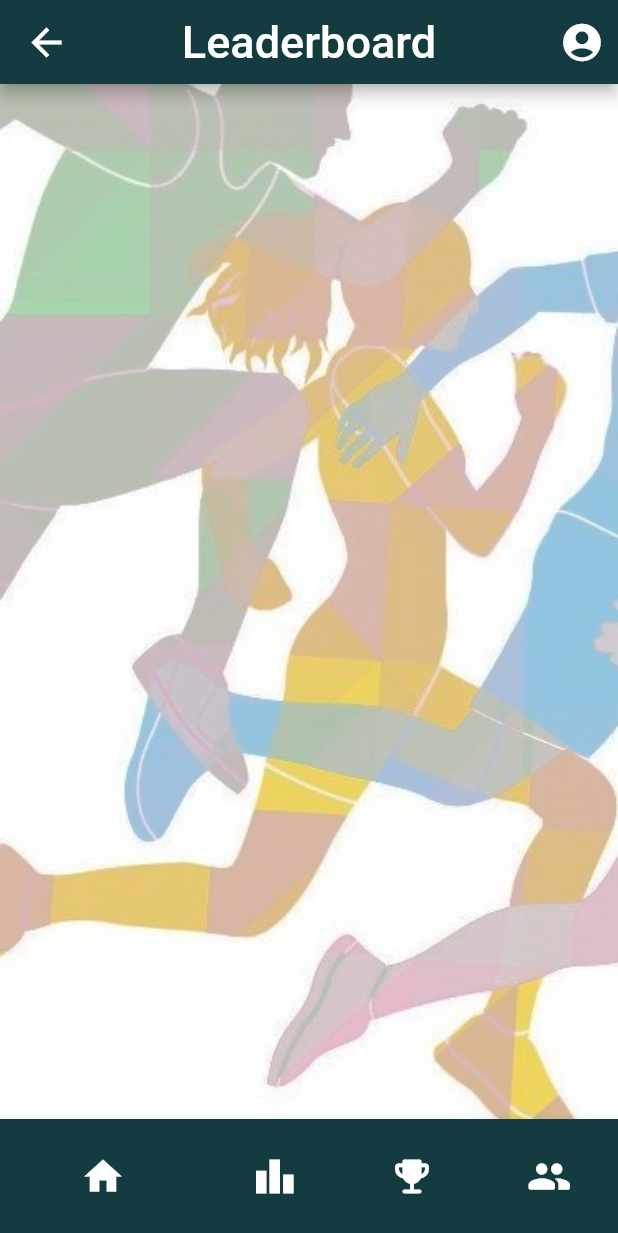
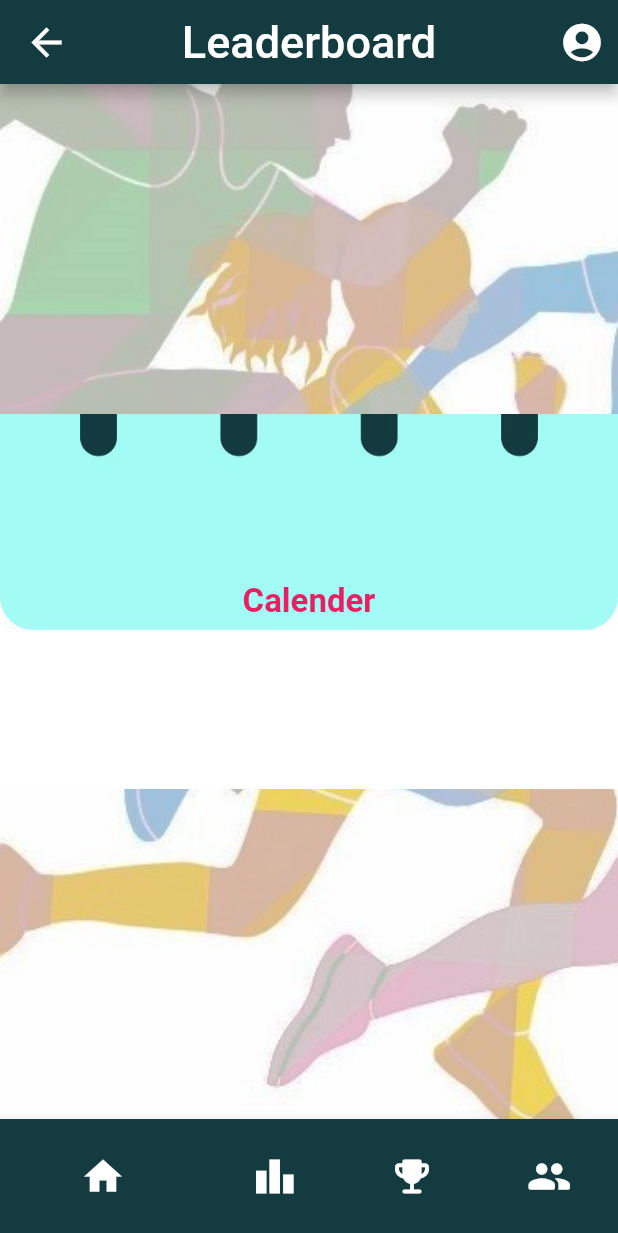
Before and after one commit to Aficionado45/athletics_app, a Flutter app: the HomeScreen screen opened by its route, item 2 of the bottom bar chosen, on a phone screen of 412 x 824 dp. Shown: the top 1233 px of the screen. Run offline on Flutter 3.47's test engine with Material 2 defaults, Android fonts, the light colour scheme and no system bars.

Commit message:
ui screens

```diff
--- a/lib/screens/leaderboard.dart
+++ b/lib/screens/leaderboard.dart
@@ -121,12 +121,30 @@ class _LeaderboardState extends State<Leaderboard> {
                 fit: BoxFit.cover,
               ),
             ),
-              child: Container(
+              child: Stack(
+                children: <Widget>[
+                  Container(
+                    alignment: Alignment.center,
+                    child: Image.asset(
+                      'assets/calender.jpg',
+                      height: 250,
+                      width: double.infinity,
+                      fit: BoxFit.cover,
+                    ),
+                  ),
+                  Container(
+                      alignment: Alignment.center,
+                      child: Text(
+                        'Calender',
+                        style: TextStyle(color: Colors.pink, fontWeight: FontWeight.bold, fontSize: 22.0),
+                      )),
+                ],
+              ),
 
           ),
           )
 
-      ) ,
+
     );
   }
 }
```
Also changed, not shown: assets/calender.jpg (renamed from assets/0001.jpg).
